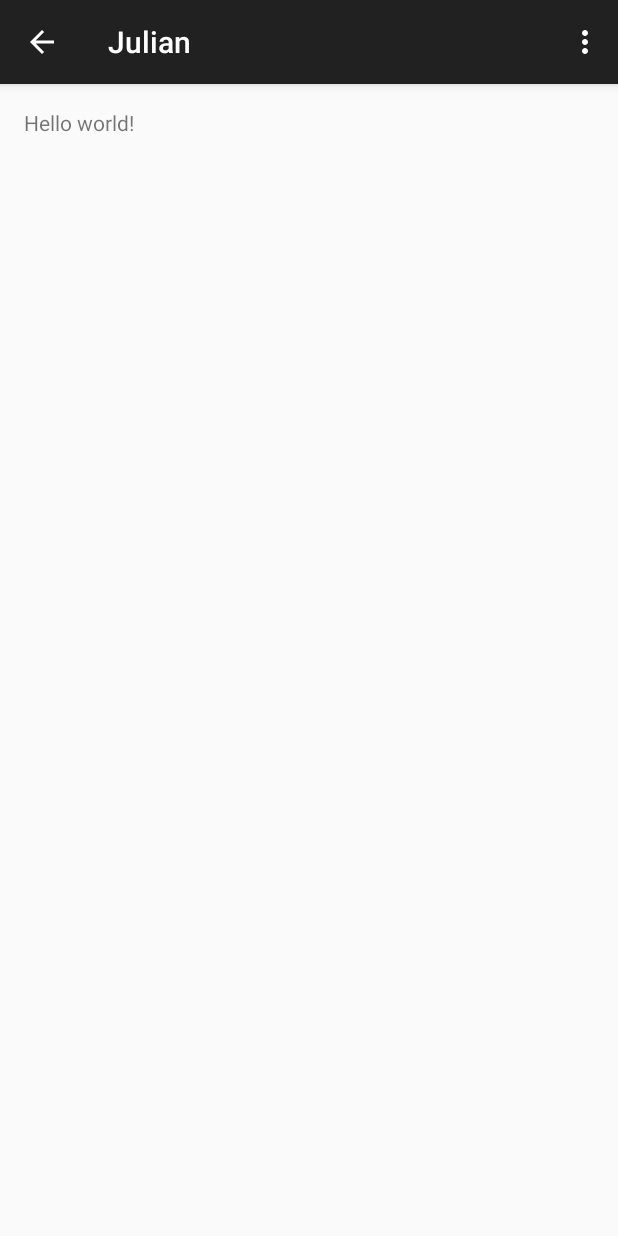
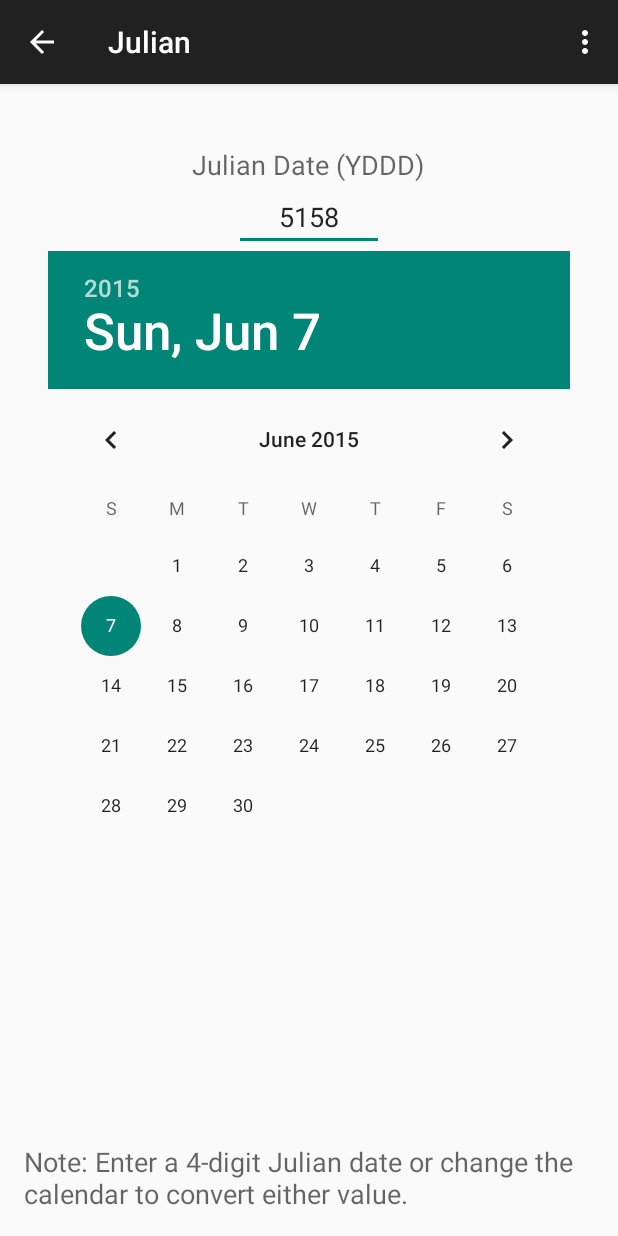
Before and after one commit to TheBogueRat/EAF_Toolkit, an Android app: the JulianFragment screen opened directly, with no data from a screen before it, on a phone screen of 412 x 824 dp. Run offline under Robolectric (Android 15) with nearby library versions, the phone set to English and light mode, and no system bars.

Commit message:
Stable Julian Completed

```diff
--- a/app/src/main/java/com/bogueratcreations/eaftoolkit/JulianFragment.java
+++ b/app/src/main/java/com/bogueratcreations/eaftoolkit/JulianFragment.java
@@ -2,9 +2,18 @@ package com.bogueratcreations.eaftoolkit;
 
 import android.support.v4.app.Fragment;
 import android.os.Bundle;
+import android.text.Editable;
+import android.text.TextWatcher;
+import android.util.Log;
 import android.view.LayoutInflater;
 import android.view.View;
 import android.view.ViewGroup;
+import android.widget.DatePicker;
+import android.widget.EditText;
+import android.widget.TextView;
+
+import java.util.Calendar;
+import java.util.TimeZone;
 
 
 /**
@@ -12,12 +21,87 @@ import android.view.ViewGroup;
  */
 public class JulianFragment extends Fragment {
 
+    DatePicker dp;
+    EditText etJulian;
+    TextView tvSync;
+    Calendar cal;
+    Boolean editing = false;
+
     public JulianFragment() {
     }
 
     @Override
     public View onCreateView(LayoutInflater inflater, ViewGroup container,
                              Bundle savedInstanceState) {
-        return inflater.inflate(R.layout.fragment_julian, container, false);
+        View V = inflater.inflate(R.layout.fragment_julian, container, false);
+        etJulian = (EditText)V.findViewById(R.id.etJulian);
+        tvSync = (TextView)V.findViewById(R.id.tvSync);
+        dp = (DatePicker)V.findViewById(R.id.datePicker);
+
+        cal = Calendar.getInstance(TimeZone.getDefault());
+        cal.set(dp.getYear(), dp.getMonth(), dp.getDayOfMonth());
+        etJulian.setText(convert.cal2Julian(cal));
+
+        dp.init(dp.getYear(), dp.getMonth(), dp.getDayOfMonth(), new DatePicker.OnDateChangedListener() {
+
+            @Override
+            public void onDateChanged(DatePicker view, int year, int monthOfYear, int dayOfMonth) {
+                if (editing) {
+                    return;
+                }
+                // Remove Error messages from view when datePicker is used.
+                if (tvSync.getVisibility() == View.VISIBLE) {
+                    tvSync.setVisibility(View.INVISIBLE);
+                }
+                if (etJulian.getError() != null) {
+                    etJulian.setError(null);
+                }
+                Calendar cal = Calendar.getInstance(TimeZone.getDefault());
+                cal.set(dp.getYear(), dp.getMonth(), dp.getDayOfMonth());
+                editing = true;
+                etJulian.setText(convert.cal2Julian(cal));
+                editing = false;
+            }
+        });
+
+        etJulian.addTextChangedListener(new TextWatcher() {
+            @Override
+            public void beforeTextChanged(CharSequence s, int start, int count, int after) {}
+            @Override
+            public void onTextChanged(CharSequence s, int start, int before, int count) {}
+
+            @Override
+            public void afterTextChanged(Editable s) {
+                if (editing){return;}
+                // Check to ensure length is 4 else exit
+                if (s.toString().length() != 4) {
+                    if (tvSync.getVisibility() == View.INVISIBLE){tvSync.setVisibility(View.VISIBLE);}
+                    return;
+                }
+                if (tvSync.getVisibility() == View.VISIBLE){tvSync.setVisibility(View.INVISIBLE);}
+                int day = Integer.parseInt(s.toString().substring(1));
+                if ((day < 1) || (day > 366)){
+                    // Make error
+                    etJulian.setError("The DDD portion must be between 001 and 366.");
+                    if (tvSync.getVisibility() == View.INVISIBLE){tvSync.setVisibility(View.VISIBLE);}
+                } else {
+                    if (etJulian.getError() != null){etJulian.setError(null);}
+                }
+                String yearDigit = s.toString().substring(0, 1);
+                Calendar cal = Calendar.getInstance();
+                int year = Integer.valueOf(yearDigit) + ((dp.getYear() / 10) * 10);
+                cal.set(year, 1, 1);
+                Log.e("Day of year: ", String.valueOf(day));
+                // zero based so day less one.
+                cal.add(Calendar.DATE, day - 1);
+                editing = true;
+                dp.updateDate(cal.get(Calendar.YEAR), cal.get(Calendar.MONTH) - 1, cal.get(Calendar.DATE));
+                editing = false;
+            }
+        });
+
+
+        return V;
     }
+
 }
--- a/app/src/main/java/com/bogueratcreations/eaftoolkit/SlopeFragment2.java
+++ b/app/src/main/java/com/bogueratcreations/eaftoolkit/SlopeFragment2.java
@@ -46,7 +46,7 @@ public class SlopeFragment2 extends Fragment {
                 String elev2 = etElev2.getText().toString();
                 String dist = etDist.getText().toString();
                 Double rise;
-                // Don't show results if either EditText is empty
+                // Don't show results if any EditText is empty
                 if ((elev1.length() == 0) || (dist.length() == 0) || (elev2.length() == 0)){
                     tvResult.setText("");
                     return;
@@ -77,7 +77,7 @@ public class SlopeFragment2 extends Fragment {
                 String elev2 = s.toString();
                 String dist = etDist.getText().toString();
                 Double rise;
-                // Don't show results if either EditText is empty
+                // Don't show results if any EditText is empty
                 if ((elev1.length() == 0) || (dist.length() == 0) || (elev2.length() == 0)){
                     tvResult.setText("");
                     return;
@@ -108,7 +108,7 @@ public class SlopeFragment2 extends Fragment {
                 String elev2 = etElev2.getText().toString();
                 String dist = s.toString();
                 Double rise;
-                // Don't show results if either EditText is empty
+                // Don't show results if any EditText is empty
                 if ((elev1.length() == 0) || (dist.length() == 0) || (elev2.length() == 0)){
                     tvResult.setText("");
                     return;
--- a/app/src/main/java/com/bogueratcreations/eaftoolkit/convert.java
+++ b/app/src/main/java/com/bogueratcreations/eaftoolkit/convert.java
@@ -1,6 +1,9 @@
 package com.bogueratcreations.eaftoolkit;
 
 import java.text.DecimalFormat;
+import java.util.Calendar;
+import java.util.Date;
+import java.util.TimeZone;
 
 /**
  * Created by TheBogueRat on 6/6/2015.
@@ -32,4 +35,18 @@ public class convert {
         Double percent = Math.tan(radians) * 100.0;
         return df.format(percent);
     }
+
+    public static String cal2Julian(Calendar cal) {
+        String julian;
+        String yStr;
+        String dStr;
+
+        yStr = String.valueOf(cal.get(cal.YEAR));
+        yStr = yStr.substring(yStr.length() - 1);
+        dStr = String.format("%03d", cal.get(cal.DAY_OF_YEAR));
+
+        julian = yStr + dStr;
+
+        return julian;
+    }
 }
--- a/app/src/main/res/layout/fragment_julian.xml
+++ b/app/src/main/res/layout/fragment_julian.xml
@@ -6,7 +6,59 @@
     android:paddingBottom="@dimen/activity_vertical_margin"
     tools:context="com.bogueratcreations.eaftoolkit.JulianFragment">
 
-    <TextView android:text="@string/hello_world" android:layout_width="wrap_content"
-        android:layout_height="wrap_content" />
+
+    <TextView
+        android:layout_width="wrap_content"
+        android:layout_height="wrap_content"
+        android:textAppearance="?android:attr/textAppearanceMedium"
+        android:text="Julian Date (YDDD)"
+        android:id="@+id/tvJulian"
+        android:layout_marginTop="25dp"
+        android:layout_alignParentTop="true"
+        android:layout_centerHorizontal="true" />
+
+    <EditText
+        android:layout_width="100dp"
+        android:layout_height="wrap_content"
+        android:inputType="number"
+        android:gravity="center"
+        android:ems="12"
+        android:id="@+id/etJulian"
+        android:layout_below="@+id/tvJulian"
+        android:layout_centerHorizontal="true" />
+
+    <DatePicker
+        android:layout_width="wrap_content"
+        android:layout_height="wrap_content"
+        android:id="@+id/datePicker"
+        android:calendarViewShown="false"
+        android:descendantFocusability="blocksDescendants"
+        android:layout_below="@+id/etJulian"
+        android:layout_centerHorizontal="true" />
+
+    <TextView
+        android:layout_width="wrap_content"
+        android:layout_height="wrap_content"
+        android:textAppearance="?android:attr/textAppearanceSmall"
+        android:gravity="center"
+        android:text="The Calendar is not synchronized until a valid Julian Date is entered or the Calendar is changed."
+        android:id="@+id/tvSync"
+        android:textStyle="bold"
+        android:textColor="#FF0000"
+        android:visibility="invisible"
+        android:layout_alignTop="@+id/datePicker"
+        android:layout_marginLeft="30dp"
+        android:layout_marginRight="30dp"
+        android:layout_marginTop="75dp" />
+
+    <TextView
+        android:layout_width="wrap_content"
+        android:layout_height="wrap_content"
+        android:textAppearance="?android:attr/textAppearanceMedium"
+        android:text="Note: Enter a 4-digit Julian date or change the calendar to convert either value."
+        android:id="@+id/tvJulianNote"
+        android:layout_alignParentBottom="true"
+        android:layout_centerHorizontal="true"
+        android:textAlignment="center" />
 
 </RelativeLayout>
--- a/app/src/main/res/layout/fragment_slope2.xml
+++ b/app/src/main/res/layout/fragment_slope2.xml
@@ -1,5 +1,7 @@
-<RelativeLayout xmlns:android="http://schemas.android.com/apk/res/android"
-    xmlns:tools="http://schemas.android.com/tools" android:layout_width="match_parent"
+<RelativeLayout
+    xmlns:android="http://schemas.android.com/apk/res/android"
+    xmlns:tools="http://schemas.android.com/tools"
+    android:layout_width="match_parent"
     android:layout_height="match_parent"
     tools:context="com.bogueratcreations.eaftoolkit.SlopeFragment2">
 
--- a/app/src/main/res/layout/fragment_slope3.xml
+++ b/app/src/main/res/layout/fragment_slope3.xml
@@ -1,5 +1,7 @@
-<RelativeLayout xmlns:android="http://schemas.android.com/apk/res/android"
-    xmlns:tools="http://schemas.android.com/tools" android:layout_width="match_parent"
+<RelativeLayout
+    xmlns:android="http://schemas.android.com/apk/res/android"
+    xmlns:tools="http://schemas.android.com/tools"
+    android:layout_width="match_parent"
     android:layout_height="match_parent"
     tools:context="com.bogueratcreations.eaftoolkit.SlopeFragment3">
 
```
Also changed, not shown: app/src/main/res/layout/fragment_slope1.xml (+5 -4 lines).
